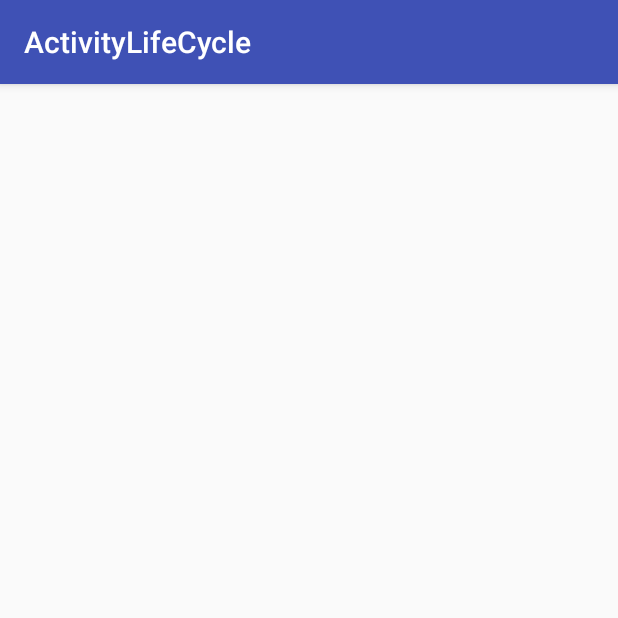
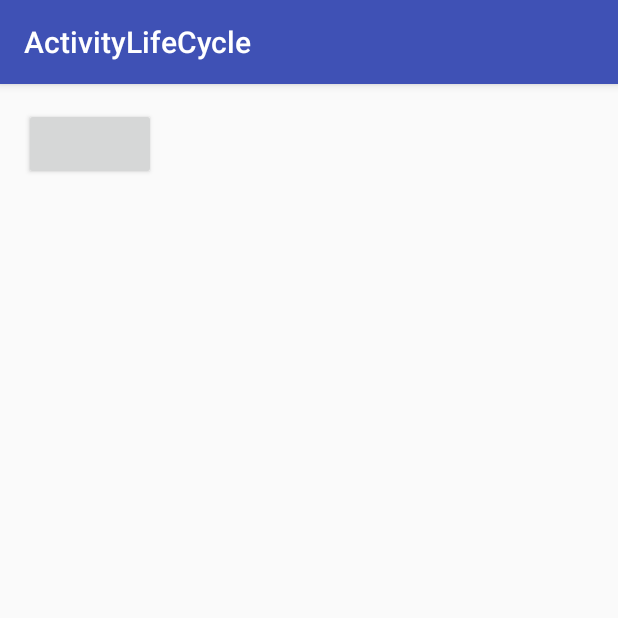
Before and after one commit to wszh197/ActivityLifeCycle, an Android app: the screen it shows after launch (ActivitySecond), after a tap on "启动第二个Activity", on a phone screen of 412 x 824 dp, the top half of it. Run offline under Robolectric (Android 15) with nearby library versions, the phone set to English and light mode, and no system bars.

Commit message:
启动第三个Activity

```diff
--- a/app/src/main/AndroidManifest.xml
+++ b/app/src/main/AndroidManifest.xml
@@ -15,7 +15,8 @@
                 <category android:name="android.intent.category.LAUNCHER" />
             </intent-filter>
         </activity>
-        <activity android:name=".ActivitySecond"></activity>
+        <activity android:name=".ActivitySecond" />
+        <activity android:name=".ThirdActivity"></activity>
     </application>
 
 </manifest>
--- a/app/src/main/java/com/wszh/activitylifecycle/MainActivity.java
+++ b/app/src/main/java/com/wszh/activitylifecycle/MainActivity.java
@@ -12,13 +12,14 @@ import android.widget.Toast;
 public class MainActivity extends AppCompatActivity {
     private static final String TAG = "MainActivity";
     public static final String INFO_NAME="infoName";
+    private Button button;
 
     @Override
     protected void onCreate(Bundle savedInstanceState) {
         super.onCreate(savedInstanceState);
         setContentView(R.layout.activity_main);
         Log.d("MainActivity","onCreate执行了");
-        Button button = (Button) findViewById(R.id.activity_main_button);
+        button = (Button) findViewById(R.id.activity_main_button);
         final EditText editext = (EditText) findViewById(R.id.activity_main_textview);
 
         button.setOnClickListener(new View.OnClickListener() {
@@ -35,7 +36,18 @@ public class MainActivity extends AppCompatActivity {
 
                 //intent.putExtra("name", editext.getText().toString());
                 intent.putExtra(INFO_NAME, editext.getText().toString());
+                //startActivity(intent);
+                startActivityForResult(intent,1);
+            }
+        });
+
+        button = (Button) findViewById(R.id.activity_third_button);
+        button.setOnClickListener(new View.OnClickListener() {
+            @Override
+            public void onClick(View v) {
+                Intent intent = new Intent(MainActivity.this,ThirdActivity.class);
                 startActivity(intent);
+
             }
         });
     }
--- a/app/src/main/res/layout/activity_second.xml
+++ b/app/src/main/res/layout/activity_second.xml
@@ -15,4 +15,14 @@
         android:layout_width="wrap_content"
         android:layout_height="wrap_content" />
 
+    <EditText
+        android:id="@+id/activity_second_edittext"
+        android:layout_width="wrap_content"
+        android:layout_height="wrap_content" />
+
+    <Button
+        android:id="@+id/activity_second_button"
+        android:layout_width="wrap_content"
+        android:layout_height="wrap_content" />
+
 </RelativeLayout>
```
Also changed, not shown: app/src/main/java/com/wszh/activitylifecycle/ThirdActivity.java (added, +13 -0 lines), app/src/main/res/layout/activity_main.xml (+7 -0 lines), app/src/main/res/layout/activity_third.xml (added, +12 -0 lines).
